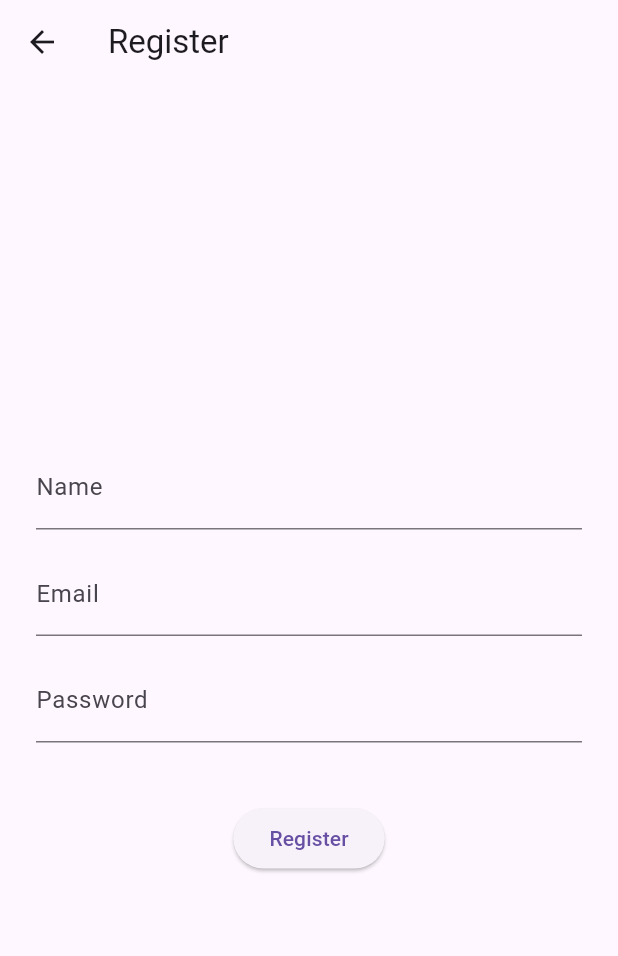
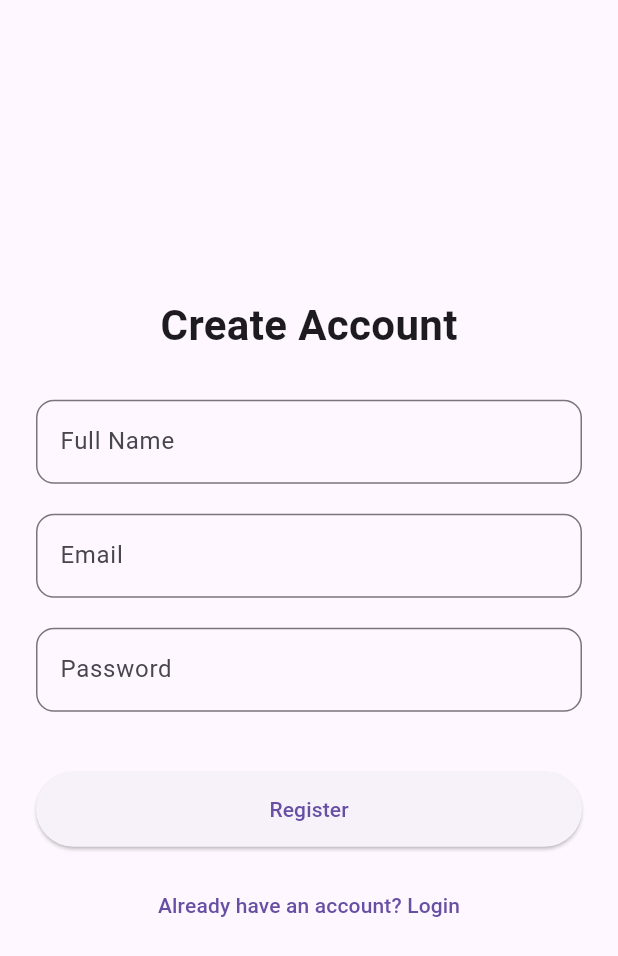
Before and after one commit to mhmadhfz/facetrack, a Flutter app: the RegisterScreen screen opened directly, on a phone screen of 412 x 824 dp. Shown: the top 956 px of the screen. Run offline on Flutter 3.47's test engine with Material 3 defaults, Android fonts, the phone set to English and light mode, and no system bars; our stand-ins replace camera, shared_preferences; missing offline and left inert: google_mlkit_face_detection; accounts and stored records are empty; network calls fail.

Commit message:
git commit -m "Update register screen UI to match login design"

```diff
--- a/lib/screens/attendance_history_screen.dart
+++ b/lib/screens/attendance_history_screen.dart
@@ -41,7 +41,7 @@ class _AttendanceHistoryScreenState extends State<AttendanceHistoryScreen> {
   Widget build(BuildContext context) {
     return Scaffold(
       appBar: AppBar(
-        title: const Text("Attendance History (Server)"),
+        title: const Text("Attendance History"),
         centerTitle: true,
       ),
       body: isLoading
--- a/lib/screens/register_screen.dart
+++ b/lib/screens/register_screen.dart
@@ -1,6 +1,5 @@
 import 'package:flutter/material.dart';
 import '../services/auth_service.dart';
-import 'home_screen.dart';
 
 class RegisterScreen extends StatefulWidget {
   const RegisterScreen({super.key});
@@ -15,9 +14,14 @@ class _RegisterScreenState extends State<RegisterScreen> {
   final passwordController = TextEditingController();
 
   String errorText = "";
+  bool isLoading = false;
 
+  // ✅ Handle Register Button
   Future<void> handleRegister() async {
-    debugPrint("REGISTER BUTTON CLICKED ✅");
+    setState(() {
+      isLoading = true;
+      errorText = "";
+    });
 
     final success = await AuthService.register(
       nameController.text.trim(),
@@ -25,10 +29,12 @@ class _RegisterScreenState extends State<RegisterScreen> {
       passwordController.text.trim(),
     );
 
-    debugPrint("REGISTER RESULT: $success");
+    setState(() {
+      isLoading = false;
+    });
 
     if (success) {
-      Navigator.pop(context); // ✅ Go back to LoginScreen
+      Navigator.pop(context);
 
       ScaffoldMessenger.of(context).showSnackBar(
         const SnackBar(
@@ -45,39 +51,87 @@ class _RegisterScreenState extends State<RegisterScreen> {
   @override
   Widget build(BuildContext context) {
     return Scaffold(
-      appBar: AppBar(title: const Text("Register")),
       body: Padding(
         padding: const EdgeInsets.all(24),
         child: Column(
           mainAxisAlignment: MainAxisAlignment.center,
           children: [
+            const Text(
+              "Create Account",
+              style: TextStyle(fontSize: 28, fontWeight: FontWeight.bold),
+            ),
+
+            const SizedBox(height: 30),
+
+            // ✅ Name Input
             TextField(
               controller: nameController,
-              decoration: const InputDecoration(labelText: "Name"),
+              decoration: InputDecoration(
+                labelText: "Full Name",
+                border: OutlineInputBorder(
+                  borderRadius: BorderRadius.circular(12),
+                ),
+              ),
             ),
-            const SizedBox(height: 15),
 
+            const SizedBox(height: 20),
+
+            // ✅ Email Input
             TextField(
               controller: emailController,
-              decoration: const InputDecoration(labelText: "Email"),
+              decoration: InputDecoration(
+                labelText: "Email",
+                border: OutlineInputBorder(
+                  borderRadius: BorderRadius.circular(12),
+                ),
+              ),
             ),
-            const SizedBox(height: 15),
 
+            const SizedBox(height: 20),
+
+            // ✅ Password Input
             TextField(
               controller: passwordController,
               obscureText: true,
-              decoration: const InputDecoration(labelText: "Password"),
+              decoration: InputDecoration(
+                labelText: "Password",
+                border: OutlineInputBorder(
+                  borderRadius: BorderRadius.circular(12),
+                ),
+              ),
             ),
-            const SizedBox(height: 20),
-
-            if (errorText.isNotEmpty)
-              Text(errorText, style: const TextStyle(color: Colors.red)),
 
             const SizedBox(height: 20),
 
-            ElevatedButton(
-              onPressed: handleRegister, // ✅ Correct
-              child: const Text("Register"),
+            // ✅ Error Message
+            if (errorText.isNotEmpty)
+              Text(
+                errorText,
+                style: const TextStyle(color: Colors.red, fontSize: 16),
+              ),
+
+            const SizedBox(height: 20),
+
+            // ✅ Register Button
+            SizedBox(
+              width: double.infinity,
+              height: 50,
+              child: ElevatedButton(
+                onPressed: isLoading ? null : handleRegister,
+                child: isLoading
+                    ? const CircularProgressIndicator(color: Colors.white)
+                    : const Text("Register"),
+              ),
+            ),
+
+            const SizedBox(height: 15),
+
+            // ✅ Back to Login
+            TextButton(
+              onPressed: () {
+                Navigator.pop(context);
+              },
+              child: const Text("Already have an account? Login"),
             ),
           ],
         ),
```
